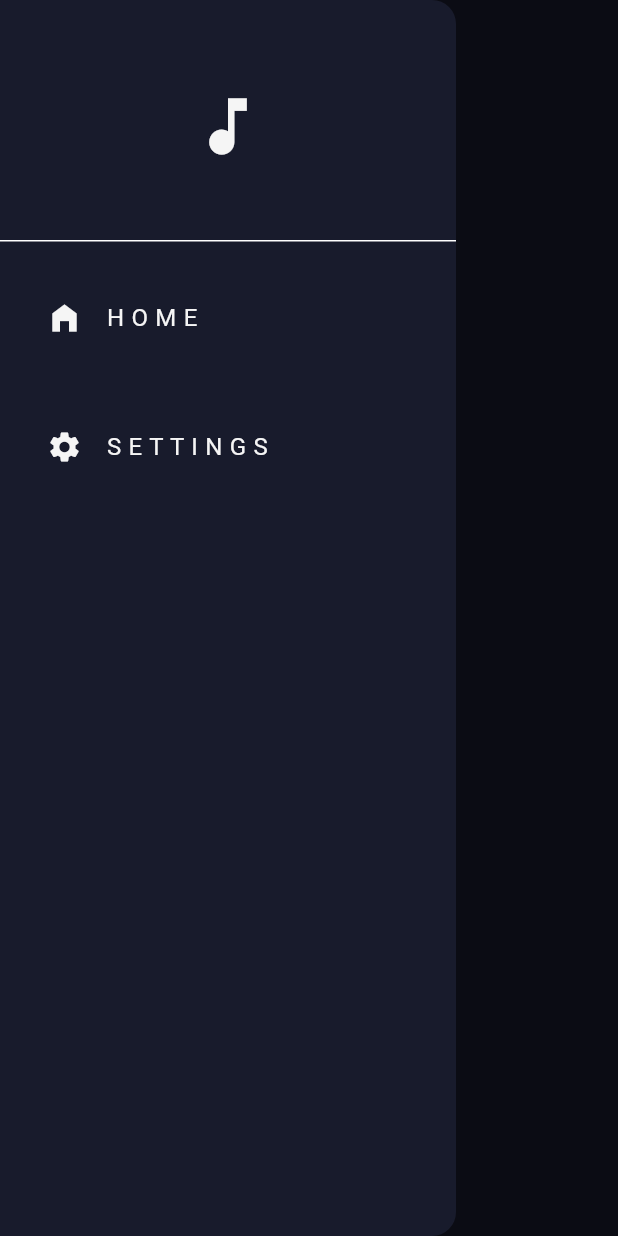
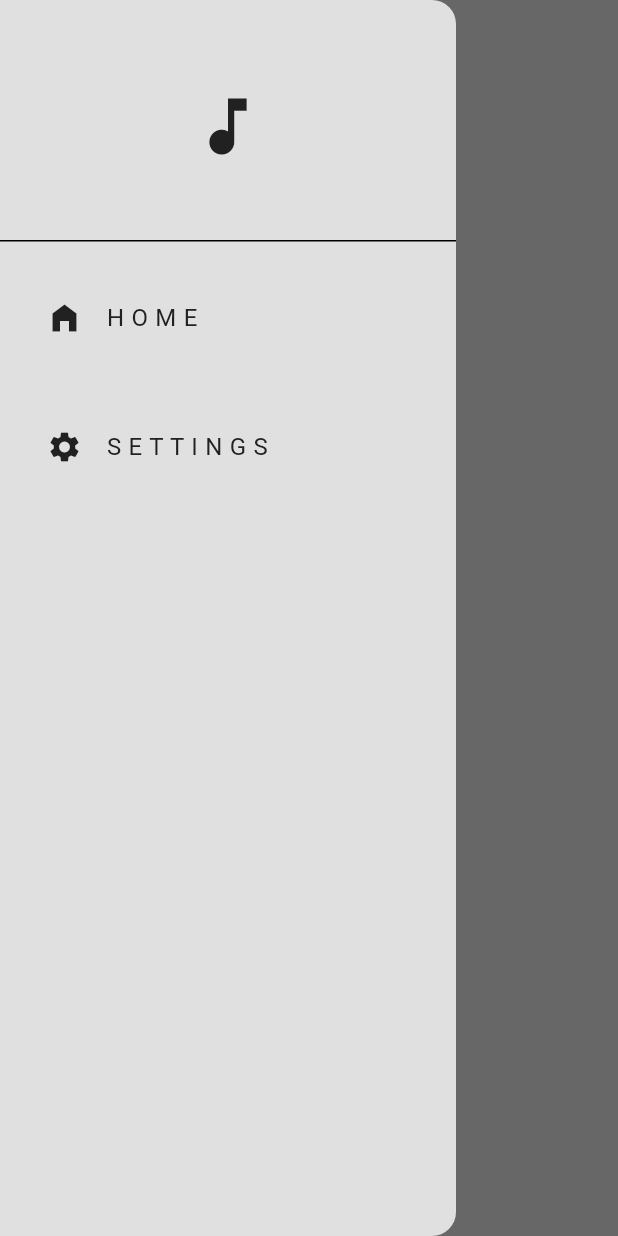
Before and after one commit to swayam0815/music_player, a Flutter app: the screen it shows after launch, with the side drawer open, on a phone screen of 412 x 824 dp. Run offline on Flutter 3.47's test engine with Material 3 defaults, Android fonts, the light colour scheme and no system bars; our stand-ins replace just_audio, on_audio_query.

Commit message:
design tweaks

```diff
--- a/lib/components/neu.dart
+++ b/lib/components/neu.dart
@@ -29,12 +29,12 @@ class NeuBox extends StatelessWidget {
               ]
             : [
                 BoxShadow(
-                  color: const Color.fromARGB(255, 211, 211, 211),
+                  color: Colors.grey.shade500,
                   blurRadius: 15,
                   offset: const Offset(4, 4),
                 ),
                 BoxShadow(
-                  color: Colors.grey.shade200,
+                  color: Colors.white,
                   blurRadius: 20,
                   offset: const Offset(-4, -4),
                 ),
--- a/lib/theme/theme_provider.dart
+++ b/lib/theme/theme_provider.dart
@@ -3,7 +3,7 @@ import 'package:music_player/theme/dark_mode.dart';
 import 'package:music_player/theme/light_mode.dart';
 
 class ThemeProvider extends ChangeNotifier {
-  ThemeData _themeData = darkMode;
+  ThemeData _themeData = lightMode;
   ThemeData get themeData => _themeData;
 
   bool get isDarkMode => _themeData == darkMode;
```
